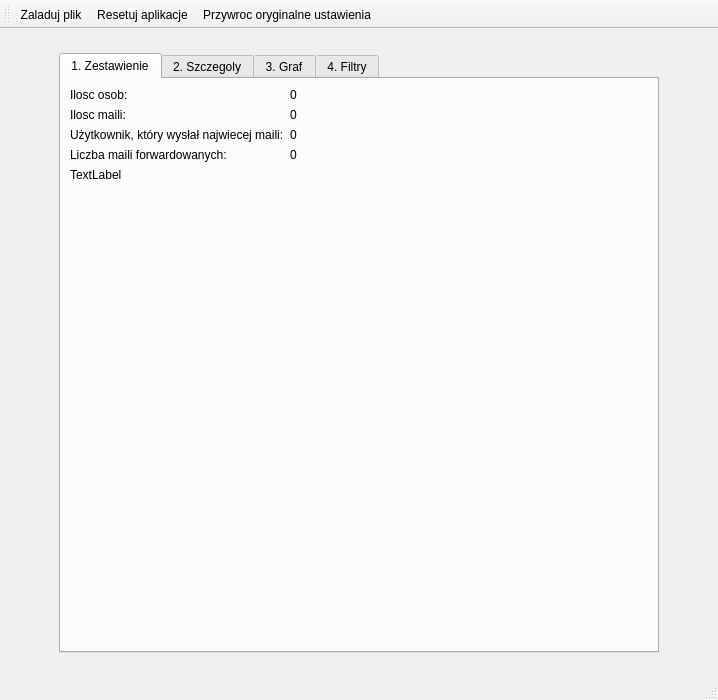
Qt form src/views/mainwindow.ui (mdziekon/eiti-aisdi-business-relations-analysis) before a commit.
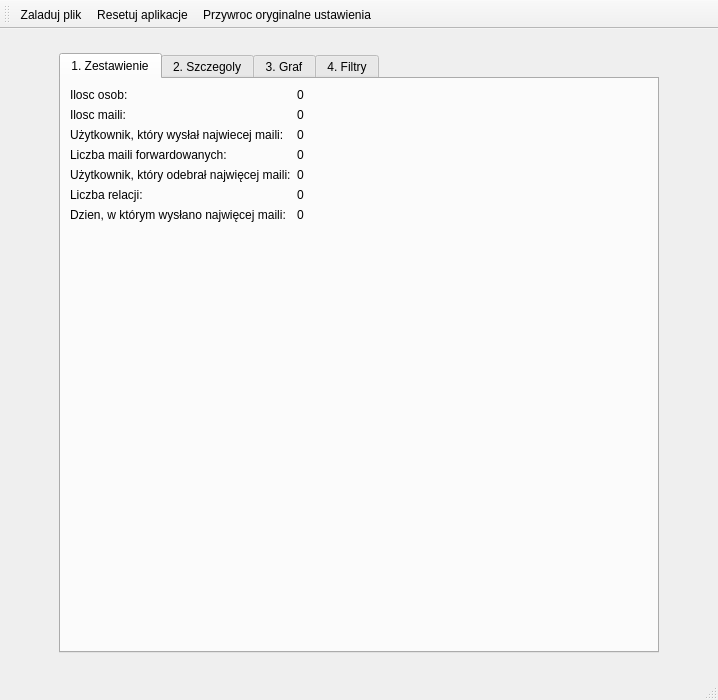
The same form after that commit. Icons and pictures are not drawn.

Commit message: naprawione labelsy

```diff
--- a/src/views/mainwindow.ui
+++ b/src/views/mainwindow.ui
@@ -134,7 +134,42 @@
         <item row="4" column="0">
          <widget class="QLabel" name="label_4">
           <property name="text">
-           <string>TextLabel</string>
+           <string>Użytkownik, który odebrał najwięcej maili:</string>
+          </property>
+         </widget>
+        </item>
+        <item row="5" column="0">
+         <widget class="QLabel" name="text_liczbarelacji">
+          <property name="text">
+           <string>Liczba relacji:</string>
+          </property>
+         </widget>
+        </item>
+        <item row="6" column="0">
+         <widget class="QLabel" name="text_dzienwysnajwmaili">
+          <property name="text">
+           <string>Dzien, w którym wysłano najwięcej maili:</string>
+          </property>
+         </widget>
+        </item>
+        <item row="4" column="1">
+         <widget class="QLabel" name="return_uzktoryodebrnajwmaili">
+          <property name="text">
+           <string>0</string>
+          </property>
+         </widget>
+        </item>
+        <item row="5" column="1">
+         <widget class="QLabel" name="return_liczbarelacji">
+          <property name="text">
+           <string>0</string>
+          </property>
+         </widget>
+        </item>
+        <item row="6" column="1">
+         <widget class="QLabel" name="return_dzienwysnajwmaili">
+          <property name="text">
+           <string>0</string>
           </property>
          </widget>
         </item>
```
Left out of the diff: 4 changed lines with no effect on the pictures. The commit also changes 2 other files.
